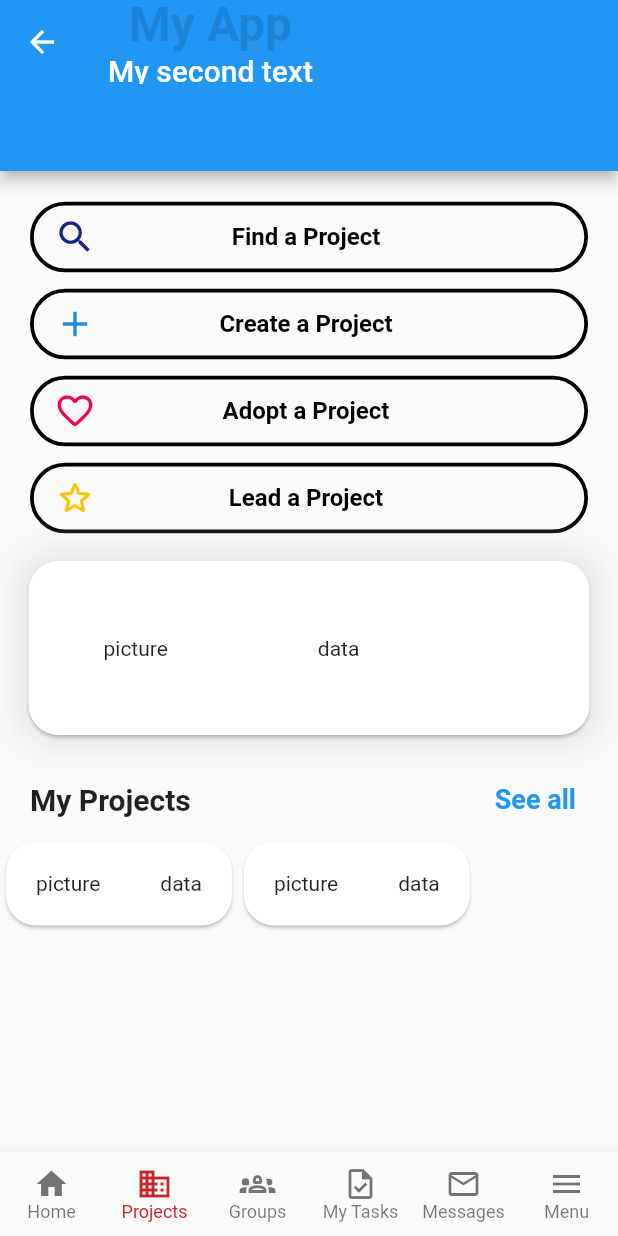
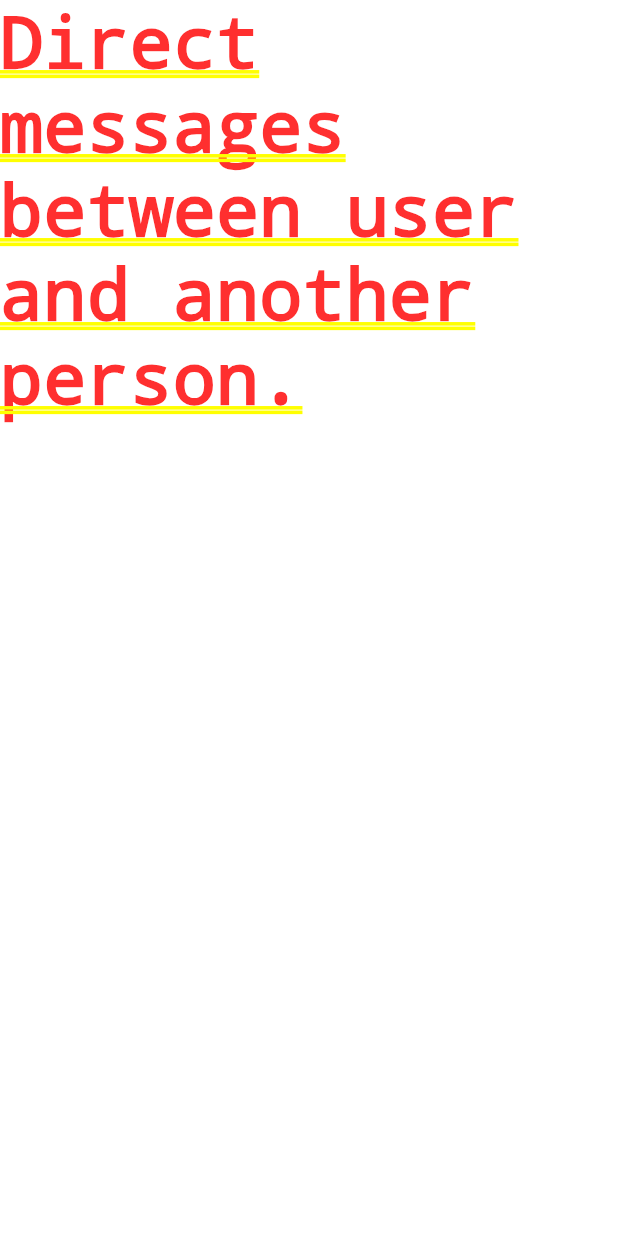
Before and after one commit to TylerMason/serve_to_be_free, a Flutter app: the AppPage screen opened directly, item 2 of the bottom bar chosen, after a tap on "See all", on a phone screen of 412 x 824 dp. Run offline on Flutter 3.47's test engine with Material 2 defaults, Android fonts, the phone set to English and light mode, and no system bars; our stand-ins replace go_router; Roboto replaces fonts that are missing (Raleway).

Commit message:
Other changes to nesting widgets

```diff
--- a/lib/main.dart
+++ b/lib/main.dart
@@ -24,6 +24,7 @@ class MyApp extends StatelessWidget {
         // or simply save your changes to "hot reload" in a Flutter IDE).
         // Notice that the counter didn't reset back to zero; the application
         // is not restarted.
+
         primarySwatch: Colors.blue,
       ),
       debugShowCheckedModeBanner: false,
@@ -31,3 +32,11 @@ class MyApp extends StatelessWidget {
     );
   }
 }
+
+/*
+Could possible make a file with metadata that standardizes aspects of the project
+  - the margin/padding lengths,
+  - the colors that we want to use over the entirety of the project
+  - fontsizes and fontstyles (Header text, Body text, Title text?)
+  -
+*/
--- /dev/null
+++ b/lib/screens/direct_messages.dart
@@ -0,0 +1,27 @@
+import 'package:flutter/material.dart';
+import 'package:flutter/src/widgets/framework.dart';
+import 'package:flutter/src/widgets/placeholder.dart';
+
+class DirectMessages extends StatefulWidget {
+  const DirectMessages({super.key});
+
+  @override
+  State<DirectMessages> createState() => _DirectMessagesState();
+}
+
+class _DirectMessagesState extends State<DirectMessages> {
+  /*
+  This needs to update state for the constant appearance of new messages on the
+  screen I believe. I want to see if websockets are the way to go on this as well.
+  So far I just want to make some sort of screen for this but I will
+  probably have to do some sort of flutter messages app tutorial so that
+  I can understand how this will connect with client, server, database.
+  */
+
+  @override
+  Widget build(BuildContext context) {
+    return Container(
+      child: Text("Direct messages between user and another person."),
+    );
+  }
+}
--- a/lib/screens/profile.dart
+++ b/lib/screens/profile.dart
@@ -1,8 +1,8 @@
 import 'package:flutter/src/widgets/framework.dart';
 import 'package:flutter/src/widgets/placeholder.dart';
 
-class MyWidget extends StatelessWidget {
-  const MyWidget({super.key});
+class Profile extends StatelessWidget {
+  const Profile({super.key});
 
   @override
   Widget build(BuildContext context) {
--- a/lib/screens/projects.dart
+++ b/lib/screens/projects.dart
@@ -1,7 +1,8 @@
 import 'package:flutter/material.dart';
-import './widgets/wideBorderButton.dart';
-import './widgets/sponsorCard.dart';
-import './widgets/projectCard.dart';
+import 'package:serve_to_be_free/screens/direct_messages.dart';
+import '../widgets/wide_border_button.dart';
+import '../widgets/sponsor_Card.dart';
+import '../widgets/project_card.dart';
 
 class ProjectsPage extends StatefulWidget {
   const ProjectsPage({Key? key}) : super(key: key);
@@ -63,14 +64,6 @@ class _ProjectsPageState extends State<ProjectsPage> {
               ),
               findAPojectButton),
           wideBorderButton(
-              "Adopt a Project",
-              Icon(
-                Icons.favorite_border_rounded,
-                color: Colors.pinkAccent[400],
-                size: 28.0,
-              ),
-              findAPojectButton),
-          wideBorderButton(
               "Lead a Project",
               Icon(
                 Icons.star_border_rounded,
@@ -78,9 +71,17 @@ class _ProjectsPageState extends State<ProjectsPage> {
                 size: 28.0,
               ),
               findAPojectButton),
-          sponsorCard(),
+          wideBorderButton(
+              "Sponsor a Project",
+              Icon(
+                Icons.favorite_border_rounded,
+                color: Colors.pinkAccent[400],
+                size: 28.0,
+              ),
+              findAPojectButton),
+          SponsorCard(),
           Container(
-            margin: EdgeInsets.only(left: 20, right: 20, top: 15),
+            margin: EdgeInsets.only(left: 25, right: 25, top: 30),
             child: Row(children: [
               Text("My Projects",
                   style: TextStyle(fontWeight: FontWeight.bold, fontSize: 20)),
@@ -90,15 +91,25 @@ class _ProjectsPageState extends State<ProjectsPage> {
                   textStyle: const TextStyle(
                       fontSize: 18, fontWeight: FontWeight.bold),
                 ),
-                onPressed: () {},
+                onPressed: () {
+                  Navigator.push(
+                    context,
+                    MaterialPageRoute(
+                        builder: (context) => const DirectMessages()),
+                  );
+                },
                 child: const Text('See all'),
               ),
             ]),
           ),
           Container(
+              margin: EdgeInsets.only(left: 20, right: 20),
               child: Row(
-            children: [ProjectCard(), ProjectCard()],
-          ))
+                children: [
+                  Expanded(child: ProjectCard()),
+                  Expanded(child: ProjectCard())
+                ],
+              ))
         ],
       ),
     );
--- a/lib/screens/widgets/projectCard.dart
+++ b/lib/widgets/project_card.dart
@@ -24,11 +24,13 @@ class ProjectCard extends StatelessWidget {
   @override
   Widget build(BuildContext context) {
     return Container(
+      height: 100,
       child: Card(
           shape: RoundedRectangleBorder(
-            borderRadius: BorderRadius.circular(20),
+            borderRadius: BorderRadius.circular(10),
           ),
           child: Row(
+            mainAxisAlignment: MainAxisAlignment.center,
             children: [
               Container(
                 margin: EdgeInsets.all(20),
--- a/lib/screens/widgets/sponsorCard.dart
+++ b/lib/widgets/sponsor_Card.dart
@@ -2,8 +2,11 @@ import 'package:flutter/material.dart';
 import 'package:flutter/src/widgets/framework.dart';
 import 'package:flutter/src/widgets/placeholder.dart';
 
-class sponsorCard extends StatelessWidget {
-  const sponsorCard({super.key});
+class SponsorCard extends StatelessWidget {
+  const SponsorCard({super.key});
+
+  // this is going to need to take an image
+  // going to need text as well "Featured sponsor, POINTS, if sponsored by Chickfila"
 
   @override
   Widget build(BuildContext context) {
@@ -38,9 +41,6 @@ class sponsorCard extends StatelessWidget {
   }
 }
 
-
-
-
 // Column(
 //               mainAxisSize: MainAxisSize.min,
 //               children: <Widget>[
--- a/pubspec.yaml
+++ b/pubspec.yaml
@@ -35,6 +35,7 @@ dependencies:
   # The following adds the Cupertino Icons font to your application.
   # Use with the CupertinoIcons class for iOS style icons.
   cupertino_icons: ^1.0.2
+  go_router: ^6.0.8
 
 dev_dependencies:
   flutter_test:
```
Also changed, not shown: lib/screens/app.dart (+8 -0 lines), lib/screens/messages.dart (+64 -5 lines), lib/screens/my_projects.dart (added, +18 -0 lines), lib/widgets/my_project_preview.dart (added, +15 -0 lines), lib/widgets/profile_picture.dart (added, +42 -0 lines), assets/images/curious_lemur.jpeg (added), assets/images/dude_fake.jpeg (added), assets/images/girl_fake.jpg (added), assets/images/rock_racoon.jpeg (added), assets/images/shark_fake.jpeg (added), lib/widgets/wide_border_button.dart (renamed from lib/screens/widgets/wideBorderButton.dart), pubspec.lock, 1 other file.
